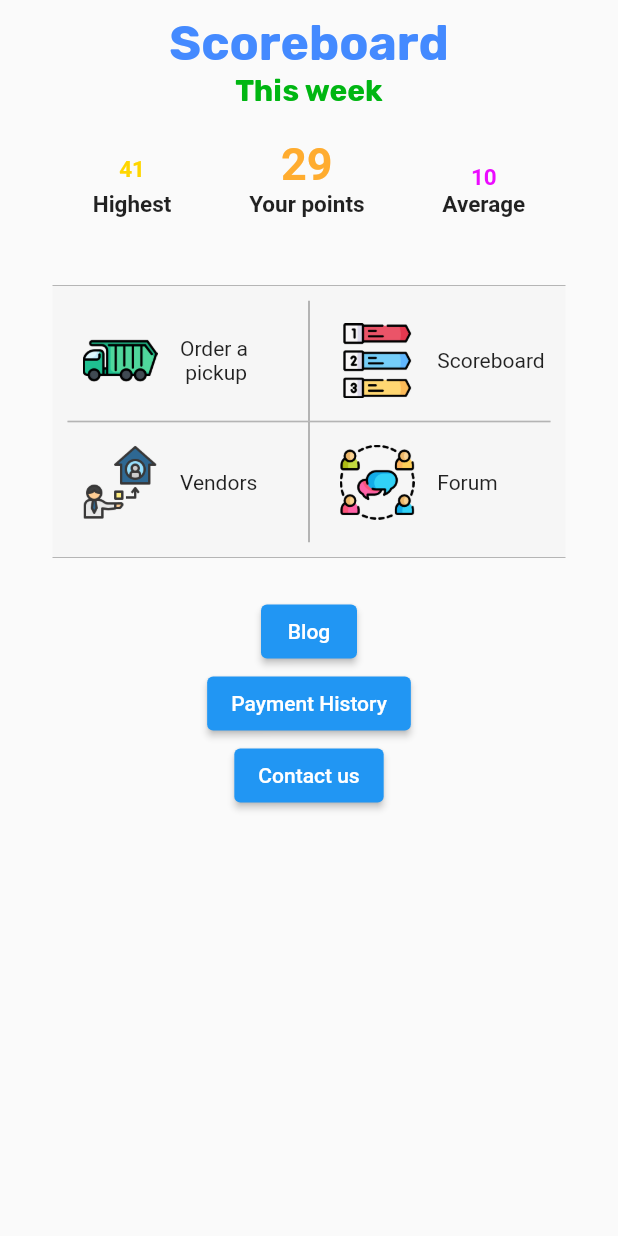
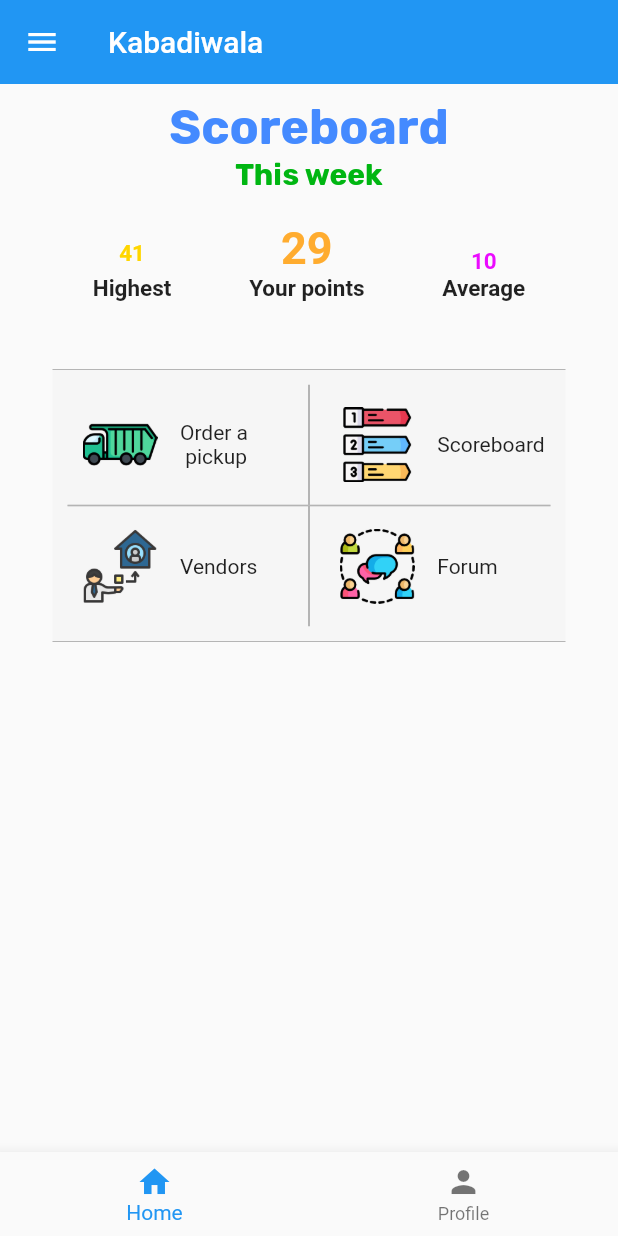
Before and after one commit to mahimafire1234/Kabadiwala, a Flutter app: the screen it shows after launch, on a phone screen of 412 x 824 dp. Run offline on Flutter 3.47's test engine with Material 2 defaults, Android fonts, the phone set to English and light mode, and no system bars; our stand-ins replace font_awesome_flutter.

Commit message:
Navigation bar and home page added

```diff
--- a/lib/Kabadiwalaside/MyprofileKabadiwala.dart
+++ b/lib/Kabadiwalaside/MyprofileKabadiwala.dart
@@ -11,13 +11,6 @@ class MyProfileState extends State<MyProfile> {
   @override
   Widget build(BuildContext context) {
     return Scaffold(
-      appBar: AppBar(
-          leading: IconButton(
-            icon: Icon(Icons.menu_rounded),
-            onPressed: () {},
-          ),
-          title: Center(child: Text("Kabadiwala")),
-          backgroundColor: Color(0xff0077B6)),
       body: SafeArea(
         child: SingleChildScrollView(
           child: Column(
--- a/lib/main.dart
+++ b/lib/main.dart
@@ -1,5 +1,6 @@
 import 'package:flutter/cupertino.dart';
 import "package:flutter/material.dart";
+import 'package:login_sprint1/pages/base.dart';
 import 'package:login_sprint1/pages/home.dart';
 import 'package:login_sprint1/pages/login.dart';
 import 'package:login_sprint1/pages/signup.dart';
@@ -18,7 +19,7 @@ class MyApp extends StatelessWidget {
       routes: {
         '/signup': (context) => const SignUp(),
         '/login': (context) => LoginPage(),
-        '/home': (context) => Home(),
+        '/home': (context) => const Base(index: 0),
         '/viewcompany': (context) => const ViewCompany(),
       },
     );
--- /dev/null
+++ b/lib/pages/base.dart
@@ -0,0 +1,85 @@
+import 'package:flutter/cupertino.dart';
+import 'package:flutter/material.dart';
+import 'package:login_sprint1/Kabadiwalaside/MyprofileKabadiwala.dart';
+
+import 'home.dart';
+
+class Base extends StatefulWidget {
+  final index;
+  const Base({Key? key, required this.index}) : super(key: key);
+
+  @override
+  _BaseState createState() => _BaseState(index);
+}
+
+class _BaseState extends State<Base> {
+  int currentIndex;
+
+  _BaseState(this.currentIndex);
+
+  final screens = [
+    Home(),
+    MyProfile()
+  ];
+
+  @override
+  Widget build(BuildContext context) {
+    return Scaffold(
+      appBar: AppBar(title: Text("Kabadiwala"), iconTheme: IconThemeData(color: Colors.white), elevation: 0.0),
+      drawer: Drawer(
+        child: ListView(
+          // Important: Remove any padding from the ListView.
+          padding: EdgeInsets.zero,
+          children: [
+             DrawerHeader(
+              decoration: BoxDecoration(
+                color: Colors.blue,
+              ),
+              child: Column(
+                children: [
+                  Icon(CupertinoIcons.profile_circled, size: 100.0),
+                  SizedBox(height: 10.0),
+                  Text("User name", style: TextStyle(color: Colors.white),)
+                ]
+              ),
+            ),
+            ListTile(
+              leading: Icon(
+                CupertinoIcons.creditcard,
+                color: Color(0xFF000000)
+              ),
+              title: const Text('Payment History'),
+              onTap: () {
+                // Update the state of the app.
+                // ...
+              },
+            ),
+            ListTile(
+              leading: Icon(
+                CupertinoIcons.square_arrow_right,
+                color: Color(0xFF000000),
+              ),
+              title: const Text('Logout'),
+              onTap: () {
+                // Update the state of the app.
+                // ...
+              },
+            ),
+          ],
+        ),
+      ),
+      body: IndexedStack(
+          index: currentIndex,
+          children: screens
+      ),
+      bottomNavigationBar: BottomNavigationBar(
+        currentIndex: currentIndex,
+        onTap: (index) => setState(() => currentIndex = index ) ,
+        items: [
+          BottomNavigationBarItem(icon: Icon(Icons.home), label: "Home"),
+          BottomNavigationBarItem(icon: Icon(Icons.person), label: "Profile")
+        ],
+      ),
+    );
+  }
+}
--- a/lib/pages/home.dart
+++ b/lib/pages/home.dart
@@ -156,12 +156,9 @@ class _HomeState extends State<Home> {
                     )
                   ],
                 )),
-            ElevatedButton(onPressed: () {}, child: Text("Blog")),
-            ElevatedButton(onPressed: () {}, child: Text("Payment History")),
-            ElevatedButton(onPressed: () {}, child: Text("Contact us"))
           ],
         ),
-      ),
+      )
     ))
 
     );
--- a/lib/pages/signup.dart
+++ b/lib/pages/signup.dart
@@ -3,6 +3,7 @@ import 'dart:convert';
 import 'package:flutter/cupertino.dart';
 import 'package:flutter/material.dart';
 import 'package:http/http.dart' as http;
+import 'package:login_sprint1/services/userservices.dart';
 
 class SignUp extends StatefulWidget {
   const SignUp({Key? key}) : super(key: key);
@@ -35,9 +36,10 @@ class _SignUpState extends State<SignUp> {
         "type": type,
         "password": password
       };
-      var response = await http
-          .post(Uri.parse("http://10.0.2.2:5000/user/register"), body: body);
-      return response.body;
+
+      var userServices = UserServices();
+      var response = await userServices.signup(body);
+      return response;
     } catch (e) {
       print(e);
     }
--- a/lib/services/userservices.dart
+++ b/lib/services/userservices.dart
@@ -1,7 +1,7 @@
 import 'package:http/http.dart' as http;
 
 class UserServices{
-  dynamic signup(body) async {
+  Future<String?> signup(body) async {
     try {
       var response = await http
           .post(Uri.parse("http://10.0.2.2:5000/user/register"), body: body);
--- a/pubspec.yaml
+++ b/pubspec.yaml
@@ -42,7 +42,7 @@ dev_dependencies:
   flutter_test:
     sdk: flutter
   mockito:
-
+  integration_test:
 
   # The "flutter_lints" package below contains a set of recommended lints to
   # encourage good coding practices. The lint set provided by the package is
```
Also changed, not shown: pubspec.lock, 1 other file.
